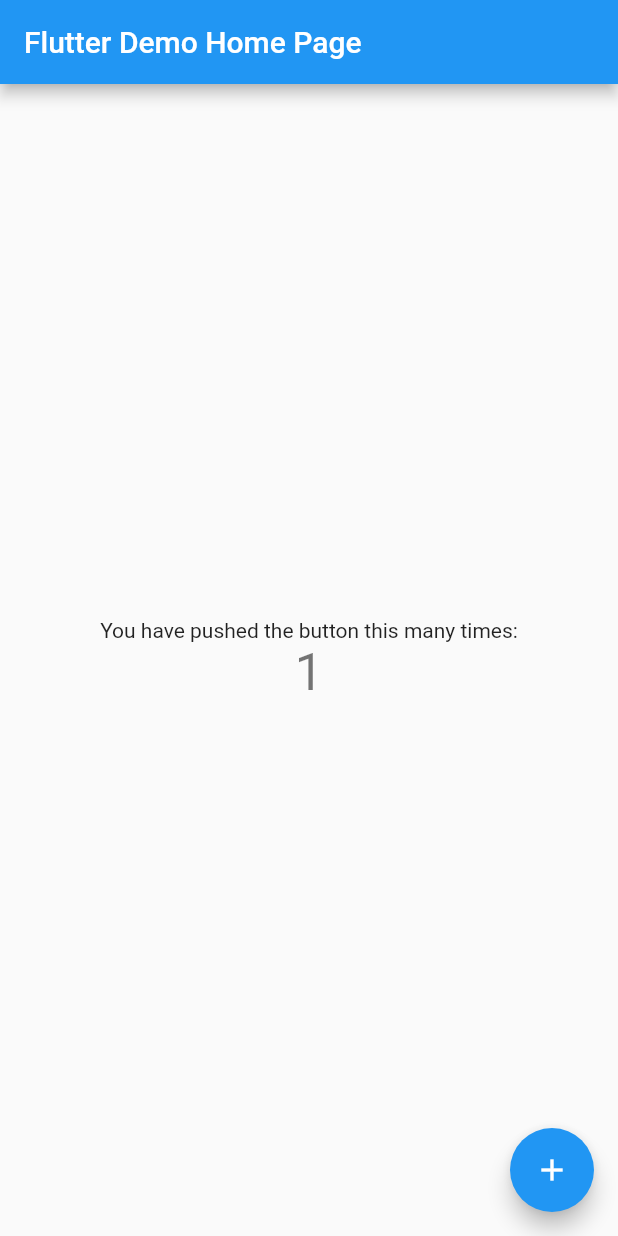
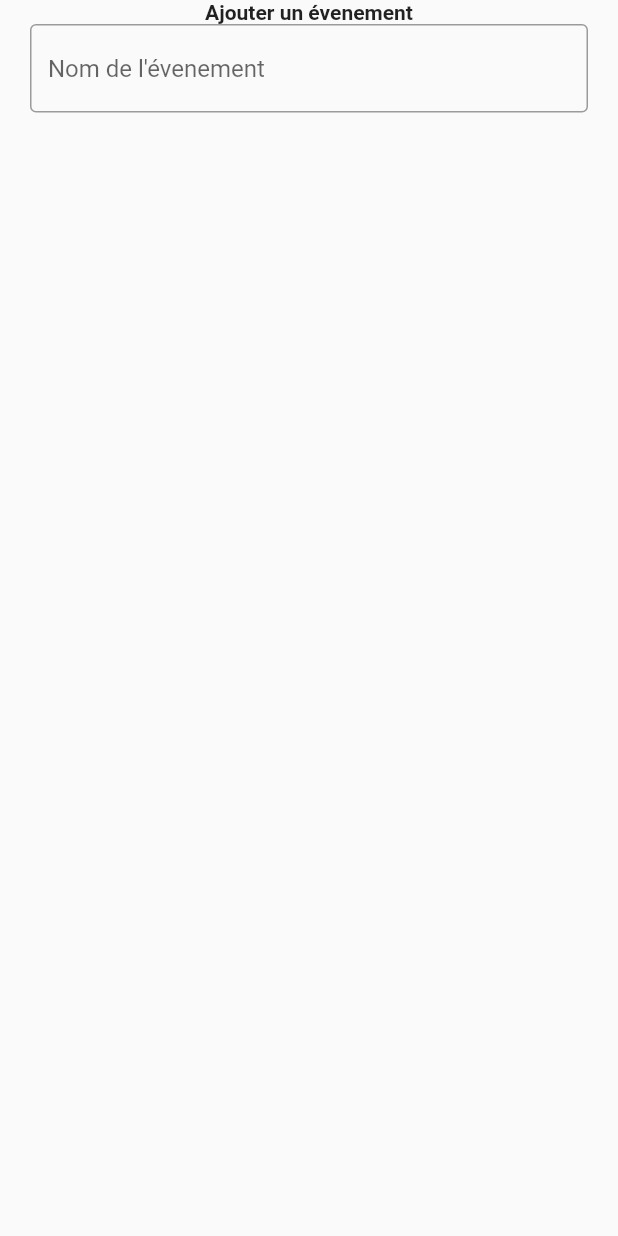
Before and after one commit to TakyL/CondProj_Flutter, a Flutter app: the screen it shows after launch, after a tap on the "add" icon, on a phone screen of 412 x 824 dp. Run offline on Flutter 3.47's test engine with Material 2 defaults, Android fonts, the phone set to English and light mode, and no system bars; our stand-ins replace flutter_datetime_picker, table_calendar.

```diff
--- /dev/null
+++ b/lib/inter_ajoutevent.dart
@@ -0,0 +1,76 @@
+
+import 'package:flutter/material.dart';
+import 'package:flutter_datetime_picker/flutter_datetime_picker.dart';
+
+class Inter_Event extends StatefulWidget {
+   const Inter_Event({Key? key}) : super(key: key);
+
+  @override
+  _Inter_EventState createState() => _Inter_EventState();
+}
+
+
+class _Inter_EventState extends State<Inter_Event> {
+
+
+  final _formKey = GlobalKey<FormState>();
+  final _CtrlNom = TextEditingController();
+  final _tePrenom = TextEditingController();
+  final _teDate = TextEditingController();
+
+//Expended puis flex
+  void loginbutton() {
+    if (_formKey.currentState?.validate() == true) {
+    /*  print(_teNom.text);
+      Navigator.push(
+          context,
+          MaterialPageRoute(
+              builder: (context) =>
+                  MySecondPage(_teNom.text, _tePrenom.text, _teDate.text)));
+      ScaffoldMessenger.of(context).showSnackBar(
+        SnackBar(content: Text('ETAPE 1/4 ')),
+      );*/
+    }
+  }
+
+  @override
+  void dispose() {
+    _CtrlNom.dispose();
+    _tePrenom.dispose();
+    super.dispose();
+  }
+
+  @override
+  Widget build(BuildContext context) {
+    return Scaffold(
+    body: Container(
+      padding: const EdgeInsets.only(left : 20, right:20),
+      child: SingleChildScrollView(
+        child: Column(
+          children: [
+          const  Text("Ajouter un évenement",style:  TextStyle(fontWeight: FontWeight.bold)),
+            TextFormField(
+                  controller: _CtrlNom,
+                  decoration: const InputDecoration(
+                      border: OutlineInputBorder(), hintText: "Nom de l'évenement"),
+                  validator: (value) {
+                    if (value == null || value.isEmpty) {
+                      return 'Un nom doit renseigné';
+                    }
+                    return null;
+                  },
+                  ),
+
+
+
+
+
+
+
+
+          ],
+        )),
+    )
+    );
+  }
+}
--- a/lib/main.dart
+++ b/lib/main.dart
@@ -1,4 +1,6 @@
 import 'package:flutter/material.dart';
+import 'package:table_calendar/table_calendar.dart';
+import 'inter_ajoutevent.dart';
 
 void main() {
   runApp(const MyApp());
@@ -11,35 +13,17 @@ class MyApp extends StatelessWidget {
   @override
   Widget build(BuildContext context) {
     return MaterialApp(
-      title: 'Flutter Demo',
+      title: 'Flutter Calendrier',
       theme: ThemeData(
-        // This is the theme of your application.
-        //
-        // Try running your application with "flutter run". You'll see the
-        // application has a blue toolbar. Then, without quitting the app, try
-        // changing the primarySwatch below to Colors.green and then invoke
-        // "hot reload" (press "r" in the console where you ran "flutter run",
-        // or simply save your changes to "hot reload" in a Flutter IDE).
-        // Notice that the counter didn't reset back to zero; the application
-        // is not restarted.
         primarySwatch: Colors.blue,
       ),
-      home: const MyHomePage(title: 'Flutter Demo Home Page'),
+      home: const MyHomePage(title: 'PlanIf'),
     );
   }
 }
 
 class MyHomePage extends StatefulWidget {
   const MyHomePage({Key? key, required this.title}) : super(key: key);
-
-  // This widget is the home page of your application. It is stateful, meaning
-  // that it has a State object (defined below) that contains fields that affect
-  // how it looks.
-
-  // This class is the configuration for the state. It holds the values (in this
-  // case the title) provided by the parent (in this case the App widget) and
-  // used by the build method of the State. Fields in a Widget subclass are
-  // always marked "final".
 
   final String title;
 
@@ -48,68 +32,43 @@ class MyHomePage extends StatefulWidget {
 }
 
 class _MyHomePageState extends State<MyHomePage> {
-  int _counter = 0;
-
+/*
   void _incrementCounter() {
     setState(() {
-      // This call to setState tells the Flutter framework that something has
-      // changed in this State, which causes it to rerun the build method below
-      // so that the display can reflect the updated values. If we changed
-      // _counter without calling setState(), then the build method would not be
-      // called again, and so nothing would appear to happen.
       _counter++;
     });
+  }*/
+
+  void menuajoutevent() //Push vers le menu d'ajout d'evenement
+  {
+    Navigator.push(
+        context, MaterialPageRoute(builder: (context) => Inter_Event()));
   }
 
   @override
   Widget build(BuildContext context) {
-    // This method is rerun every time setState is called, for instance as done
-    // by the _incrementCounter method above.
-    //
-    // The Flutter framework has been optimized to make rerunning build methods
-    // fast, so that you can just rebuild anything that needs updating rather
-    // than having to individually change instances of widgets.
     return Scaffold(
       appBar: AppBar(
-        // Here we take the value from the MyHomePage object that was created by
-        // the App.build method, and use it to set our appbar title.
         title: Text(widget.title),
       ),
       body: Center(
-        // Center is a layout widget. It takes a single child and positions it
-        // in the middle of the parent.
         child: Column(
-          // Column is also a layout widget. It takes a list of children and
-          // arranges them vertically. By default, it sizes itself to fit its
-          // children horizontally, and tries to be as tall as its parent.
-          //
-          // Invoke "debug painting" (press "p" in the console, choose the
-          // "Toggle Debug Paint" action from the Flutter Inspector in Android
-          // Studio, or the "Toggle Debug Paint" command in Visual Studio Code)
-          // to see the wireframe for each widget.
-          //
-          // Column has various properties to control how it sizes itself and
-          // how it positions its children. Here we use mainAxisAlignment to
-          // center the children vertically; the main axis here is the vertical
-          // axis because Columns are vertical (the cross axis would be
-          // horizontal).
           mainAxisAlignment: MainAxisAlignment.center,
           children: <Widget>[
-            const Text(
-              'You have pushed the button this many times:',
-            ),
-            Text(
-              '$_counter',
-              style: Theme.of(context).textTheme.headline4,
+            TableCalendar(
+              focusedDay: DateTime.now(),
+              firstDay: DateTime(1990),
+              lastDay: DateTime(2050),
             ),
           ],
         ),
       ),
       floatingActionButton: FloatingActionButton(
-        onPressed: _incrementCounter,
-        tooltip: 'Increment',
+        //Ajouter un evenement au calendrier
+        onPressed: menuajoutevent,
+        tooltip: 'Ajouter un évenement',
         child: const Icon(Icons.add),
-      ), // This trailing comma makes auto-formatting nicer for build methods.
+      ),
     );
   }
 }
--- a/pubspec.yaml
+++ b/pubspec.yaml
@@ -35,10 +35,12 @@ dependencies:
   # Use with the CupertinoIcons class for iOS style icons.
   cupertino_icons: ^1.0.2
   table_calendar: ^3.0.7
+  flutter_datetime_picker: ^1.5.1
 
 dev_dependencies:
   flutter_test:
     sdk: flutter
+   # test: 1.22.0
 
   # The "flutter_lints" package below contains a set of recommended lints to
   # encourage good coding practices. The lint set provided by the package is
```
Also changed, not shown: lib/calendrier.dart (added, +14 -0 lines), pubspec.lock, 3 other files.
